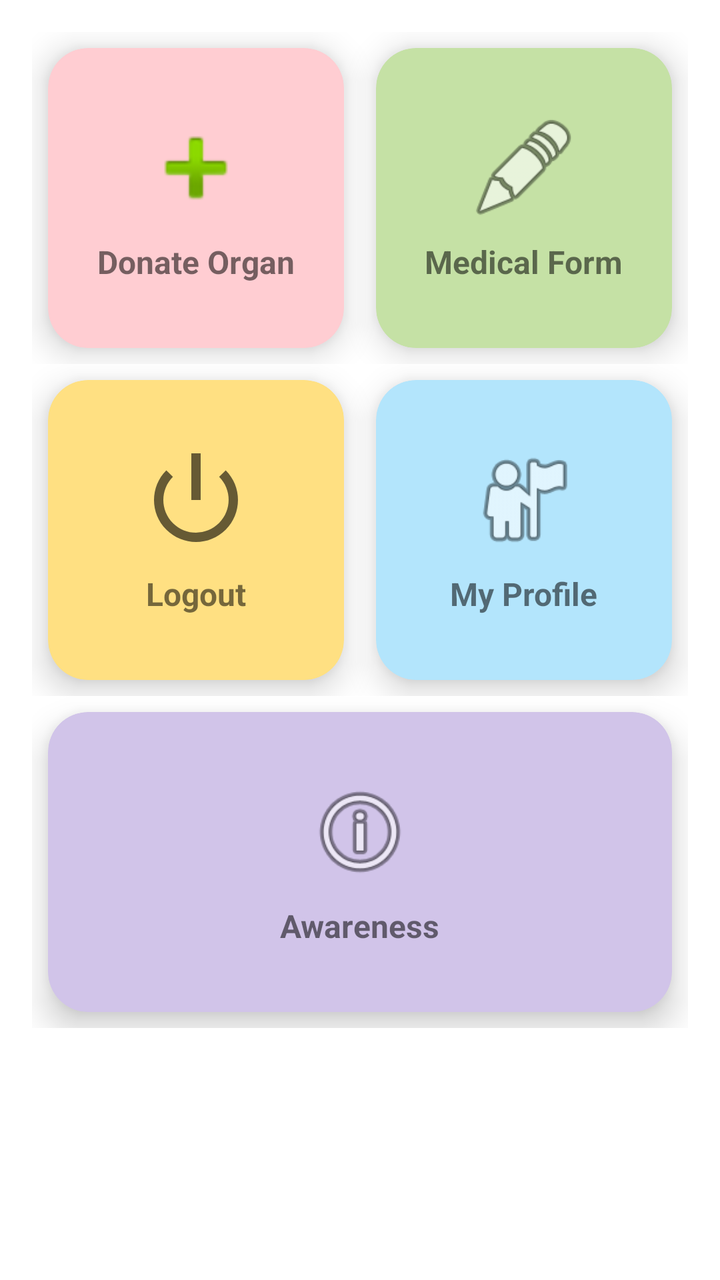
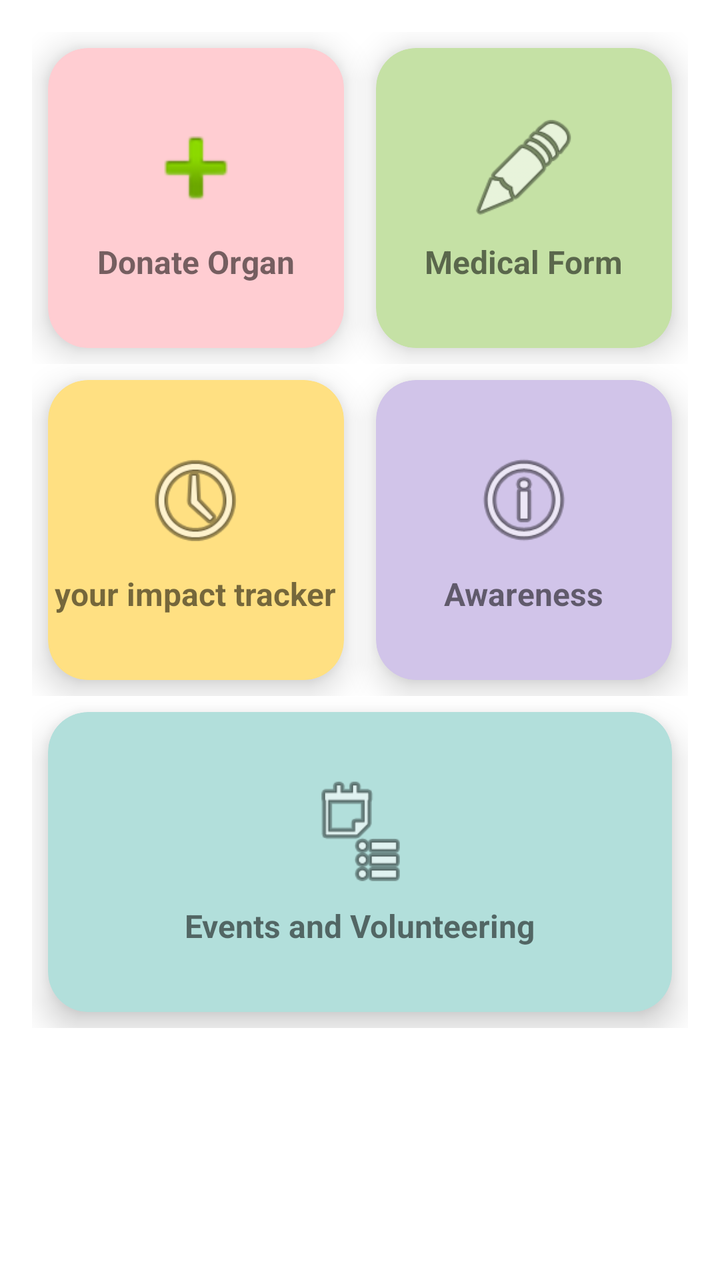

Before-and-after screenshots of an Android layout around one commit, followed by the original layout XML and the change that was made.
<!-- AndroidManifest.xml: application theme Theme.OrganDonationApp -->
<!-- res/layout/page_dashboard_cards.xml -->
<?xml version="1.0" encoding="utf-8"?>
<ScrollView xmlns:android="http://schemas.android.com/apk/res/android"
    xmlns:app="http://schemas.android.com/apk/res-auto"
    android:layout_width="match_parent"
    android:layout_height="match_parent"
    android:padding="16dp">

    <LinearLayout
        android:layout_width="match_parent"
        android:layout_height="wrap_content"
        android:orientation="vertical"
        android:gravity="center">

        
        <LinearLayout
            android:layout_width="match_parent"
            android:layout_height="wrap_content"
            android:orientation="horizontal"
            android:weightSum="2">

            
            <androidx.cardview.widget.CardView
                android:id="@+id/cardDonate"
                android:layout_width="0dp"
                android:layout_height="150dp"
                android:layout_weight="1"
                android:layout_margin="8dp"
                app:cardCornerRadius="20dp"
                app:cardElevation="10dp"
                app:cardBackgroundColor="#FFCDD2">

                <LinearLayout
                    android:layout_width="match_parent"
                    android:layout_height="match_parent"
                    android:gravity="center"
                    android:orientation="vertical">

                    <ImageView
                        android:layout_width="56dp"
                        android:layout_height="56dp"
                        android:src="@android:drawable/ic_input_add" />

                    <TextView
                        android:layout_width="wrap_content"
                        android:layout_height="wrap_content"
                        android:text="Donate Organ"
                        android:textStyle="bold"
                        android:textSize="16sp"
                        android:layout_marginTop="8dp" />
                </LinearLayout>
            </androidx.cardview.widget.CardView>

            
            <androidx.cardview.widget.CardView
                android:id="@+id/cardMedical"
                android:layout_width="0dp"
                android:layout_height="150dp"
                android:layout_weight="1"
                android:layout_margin="8dp"
                app:cardCornerRadius="20dp"
                app:cardElevation="10dp"
                app:cardBackgroundColor="#C5E1A5">

                <LinearLayout
                    android:layout_width="match_parent"
                    android:layout_height="match_parent"
                    android:gravity="center"
                    android:orientation="vertical">

                    <ImageView
                        android:layout_width="56dp"
                        android:layout_height="56dp"
                        android:src="@android:drawable/ic_menu_edit" />

                    <TextView
                        android:layout_width="wrap_content"
                        android:layout_height="wrap_content"
                        android:text="Medical Form"
                        android:textStyle="bold"
                        android:textSize="16sp"
                        android:layout_marginTop="8dp" />
                </LinearLayout>
            </androidx.cardview.widget.CardView>
        </LinearLayout>

        
        <LinearLayout
            android:layout_width="match_parent"
            android:layout_height="wrap_content"
            android:orientation="horizontal"
            android:weightSum="2">

            
            <androidx.cardview.widget.CardView
                android:id="@+id/cardLogout"
                android:layout_width="0dp"
                android:layout_height="150dp"
                android:layout_weight="1"
                android:layout_margin="8dp"
                app:cardCornerRadius="20dp"
                app:cardElevation="10dp"
                app:cardBackgroundColor="#FFE082">

                <LinearLayout
                    android:layout_width="match_parent"
                    android:layout_height="match_parent"
                    android:gravity="center"
                    android:orientation="vertical">

                    <ImageView
                        android:layout_width="56dp"
                        android:layout_height="56dp"
                        android:src="@android:drawable/ic_lock_power_off" />

                    <TextView
                        android:layout_width="wrap_content"
                        android:layout_height="wrap_content"
                        android:text="Logout"
                        android:textStyle="bold"
                        android:textSize="16sp"
                        android:layout_marginTop="8dp" />
                </LinearLayout>
            </androidx.cardview.widget.CardView>

            
            <androidx.cardview.widget.CardView
                android:id="@+id/cardProfile"
                android:layout_width="0dp"
                android:layout_height="150dp"
                android:layout_weight="1"
                android:layout_margin="8dp"
                app:cardCornerRadius="20dp"
                app:cardElevation="10dp"
                app:cardBackgroundColor="#B3E5FC">

                <LinearLayout
                    android:layout_width="match_parent"
                    android:layout_height="match_parent"
                    android:gravity="center"
                    android:orientation="vertical">

                    <ImageView
                        android:layout_width="56dp"
                        android:layout_height="56dp"
                        android:src="@android:drawable/ic_menu_myplaces" />

                    <TextView
                        android:layout_width="wrap_content"
                        android:layout_height="wrap_content"
                        android:text="My Profile"
                        android:textStyle="bold"
                        android:textSize="16sp"
                        android:layout_marginTop="8dp" />
                </LinearLayout>
            </androidx.cardview.widget.CardView>
        </LinearLayout>

            
            <LinearLayout
                android:layout_width="match_parent"
                android:layout_height="wrap_content"
                android:gravity="center"
                android:orientation="horizontal">

                <androidx.cardview.widget.CardView
                    android:id="@+id/cardAwareness"
                    android:layout_width="0dp"
                    android:layout_height="150dp"
                    android:layout_weight="1"
                    android:layout_margin="8dp"
                    app:cardCornerRadius="20dp"
                    app:cardElevation="10dp"
                    app:cardBackgroundColor="#D1C4E9">

                    <LinearLayout
                        android:layout_width="match_parent"
                        android:layout_height="match_parent"
                        android:gravity="center"
                        android:orientation="vertical">

                        <ImageView
                            android:layout_width="56dp"
                            android:layout_height="56dp"
                            android:src="@android:drawable/ic_menu_info_details" />

                        <TextView
                            android:layout_width="wrap_content"
                            android:layout_height="wrap_content"
                            android:text="Awareness"
                            android:textStyle="bold"
                            android:textSize="16sp"
                            android:layout_marginTop="8dp" />
                    </LinearLayout>
                </androidx.cardview.widget.CardView>
            </LinearLayout>

   </LinearLayout>
</ScrollView>
<!-- resources referenced by this layout -->
<resources>
  <style name="Theme.OrganDonationApp" parent="Theme.MaterialComponents.DayNight.NoActionBar">
          <item name="colorPrimary">@color/purple_500</item>
          <item name="colorPrimaryVariant">@color/purple_700</item>
          <item name="colorOnPrimary">@color/white</item>
  
          <item name="colorSecondary">@color/teal_200</item>
          <item name="colorSecondaryVariant">@color/teal_700</item>
          <item name="colorOnSecondary">@color/white</item>
  
          <item name="android:windowBackground">@color/white</item>
          <item name="android:statusBarColor">@color/purple_700</item>
          <item name="android:textColorPrimary">@color/black</item>
      </style>
  <color name="purple_500">#6200EE</color>
  <color name="purple_700">#3700B3</color>
  <color name="white">#FFFFFF</color>
  <color name="teal_200">#03DAC5</color>
  <color name="teal_700">#018786</color>
  <color name="black">#000000</color>
</resources>

<!-- the commit's change to res/layout/page_dashboard_cards.xml (unified diff, before → after) -->
@@ -81,6 +81,7 @@
                         android:layout_marginTop="8dp" />
                 </LinearLayout>
             </androidx.cardview.widget.CardView>
+
         </LinearLayout>
 
         
@@ -92,7 +93,7 @@
 
             
             <androidx.cardview.widget.CardView
-                android:id="@+id/cardLogout"
+                android:id="@+id/cardTracker"
                 android:layout_width="0dp"
                 android:layout_height="150dp"
                 android:layout_weight="1"
@@ -110,89 +111,91 @@
                     <ImageView
                         android:layout_width="56dp"
                         android:layout_height="56dp"
-                        android:src="@android:drawable/ic_lock_power_off" />
-
-                    <TextView
-                        android:layout_width="wrap_content"
-                        android:layout_height="wrap_content"
-                        android:text="Logout"
-                        android:textStyle="bold"
-                        android:textSize="16sp"
-                        android:layout_marginTop="8dp" />
-                </LinearLayout>
-            </androidx.cardview.widget.CardView>
-
-            
-            <androidx.cardview.widget.CardView
-                android:id="@+id/cardProfile"
-                android:layout_width="0dp"
-                android:layout_height="150dp"
-                android:layout_weight="1"
-                android:layout_margin="8dp"
-                app:cardCornerRadius="20dp"
-                app:cardElevation="10dp"
-                app:cardBackgroundColor="#B3E5FC">
-
-                <LinearLayout
-                    android:layout_width="match_parent"
-                    android:layout_height="match_parent"
-                    android:gravity="center"
-                    android:orientation="vertical">
-
-                    <ImageView
-                        android:layout_width="56dp"
-                        android:layout_height="56dp"
-                        android:src="@android:drawable/ic_menu_myplaces" />
-
-                    <TextView
-                        android:layout_width="wrap_content"
-                        android:layout_height="wrap_content"
-                        android:text="My Profile"
-                        android:textStyle="bold"
-                        android:textSize="16sp"
-                        android:layout_marginTop="8dp" />
-                </LinearLayout>
-            </androidx.cardview.widget.CardView>
+                        android:src="@android:drawable/ic_menu_recent_history" />
+
+                    <TextView
+                        android:layout_width="wrap_content"
+                        android:layout_height="wrap_content"
+                        android:text="your impact tracker"
+                        android:textStyle="bold"
+                        android:textSize="16sp"
+                        android:layout_marginTop="8dp" />
+                </LinearLayout>
+            </androidx.cardview.widget.CardView>
+
+            
+            <androidx.cardview.widget.CardView
+                android:id="@+id/cardAwareness"
+                android:layout_width="0dp"
+                android:layout_height="150dp"
+                android:layout_weight="1"
+                android:layout_margin="8dp"
+                app:cardCornerRadius="20dp"
+                app:cardElevation="10dp"
+                app:cardBackgroundColor="#D1C4E9">
+
+                <LinearLayout
+                    android:layout_width="match_parent"
+                    android:layout_height="match_parent"
+                    android:gravity="center"
+                    android:orientation="vertical">
+
+                    <ImageView
+                        android:layout_width="56dp"
+                        android:layout_height="56dp"
+                        android:src="@android:drawable/ic_menu_info_details" />
+
+                    <TextView
+                        android:layout_width="wrap_content"
+                        android:layout_height="wrap_content"
+                        android:text="Awareness"
+                        android:textStyle="bold"
+                        android:textSize="16sp"
+                        android:layout_marginTop="8dp" />
+                </LinearLayout>
+            </androidx.cardview.widget.CardView>
+
         </LinearLayout>
 
-            
-            <LinearLayout
-                android:layout_width="match_parent"
-                android:layout_height="wrap_content"
-                android:gravity="center"
-                android:orientation="horizontal">
-
-                <androidx.cardview.widget.CardView
-                    android:id="@+id/cardAwareness"
-                    android:layout_width="0dp"
-                    android:layout_height="150dp"
-                    android:layout_weight="1"
-                    android:layout_margin="8dp"
-                    app:cardCornerRadius="20dp"
-                    app:cardElevation="10dp"
-                    app:cardBackgroundColor="#D1C4E9">
-
-                    <LinearLayout
-                        android:layout_width="match_parent"
-                        android:layout_height="match_parent"
-                        android:gravity="center"
-                        android:orientation="vertical">
-
-                        <ImageView
-                            android:layout_width="56dp"
-                            android:layout_height="56dp"
-                            android:src="@android:drawable/ic_menu_info_details" />
-
-                        <TextView
-                            android:layout_width="wrap_content"
-                            android:layout_height="wrap_content"
-                            android:text="Awareness"
-                            android:textStyle="bold"
-                            android:textSize="16sp"
-                            android:layout_marginTop="8dp" />
-                    </LinearLayout>
-                </androidx.cardview.widget.CardView>
-            </LinearLayout>
-
-   </LinearLayout>
+        
+        <LinearLayout
+            android:layout_width="match_parent"
+            android:layout_height="wrap_content"
+            android:gravity="center"
+            android:orientation="horizontal">
+
+            <androidx.cardview.widget.CardView
+                android:id="@+id/cardEvents"
+                android:layout_width="0dp"
+                android:layout_height="150dp"
+                android:layout_weight="1"
+                android:layout_margin="8dp"
+                app:cardCornerRadius="20dp"
+                app:cardElevation="10dp"
+                app:cardBackgroundColor="#B2DFDB">
+
+                <LinearLayout
+                    android:layout_width="match_parent"
+                    android:layout_height="match_parent"
+                    android:gravity="center"
+                    android:orientation="vertical">
+
+                    <ImageView
+                        android:layout_width="56dp"
+                        android:layout_height="56dp"
+                        android:src="@android:drawable/ic_menu_agenda" />
+
+                    <TextView
+                        android:layout_width="wrap_content"
+                        android:layout_height="wrap_content"
+                        android:text="Events and Volunteering"
+                        android:textStyle="bold"
+                        android:textSize="16sp"
+                        android:layout_marginTop="8dp" />
+                </LinearLayout>
+            </androidx.cardview.widget.CardView>
+
+        </LinearLayout>
+
+    </LinearLayout>
 </ScrollView>
